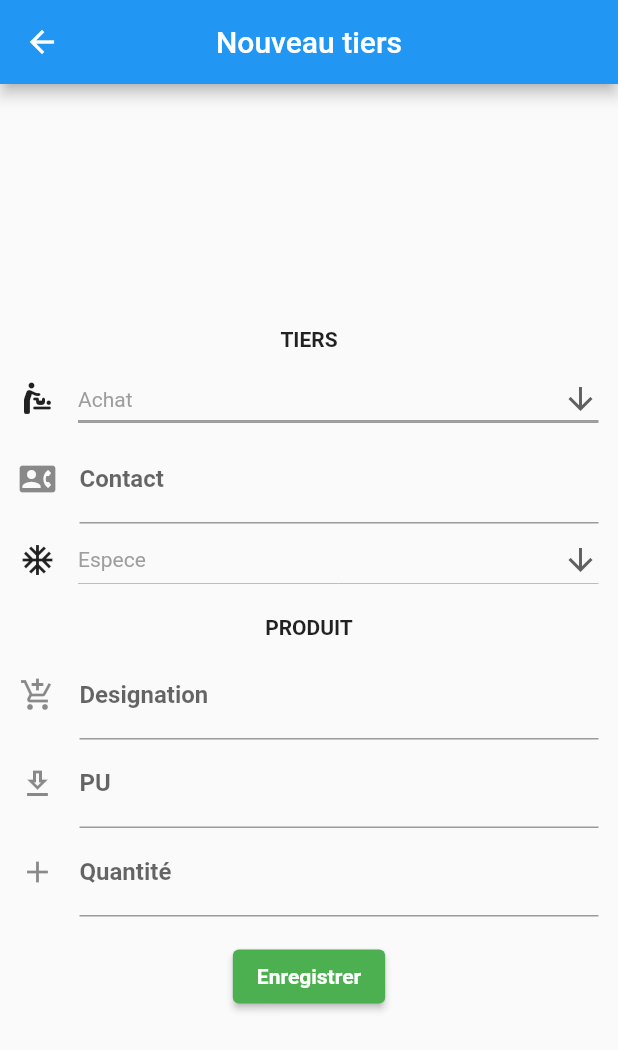
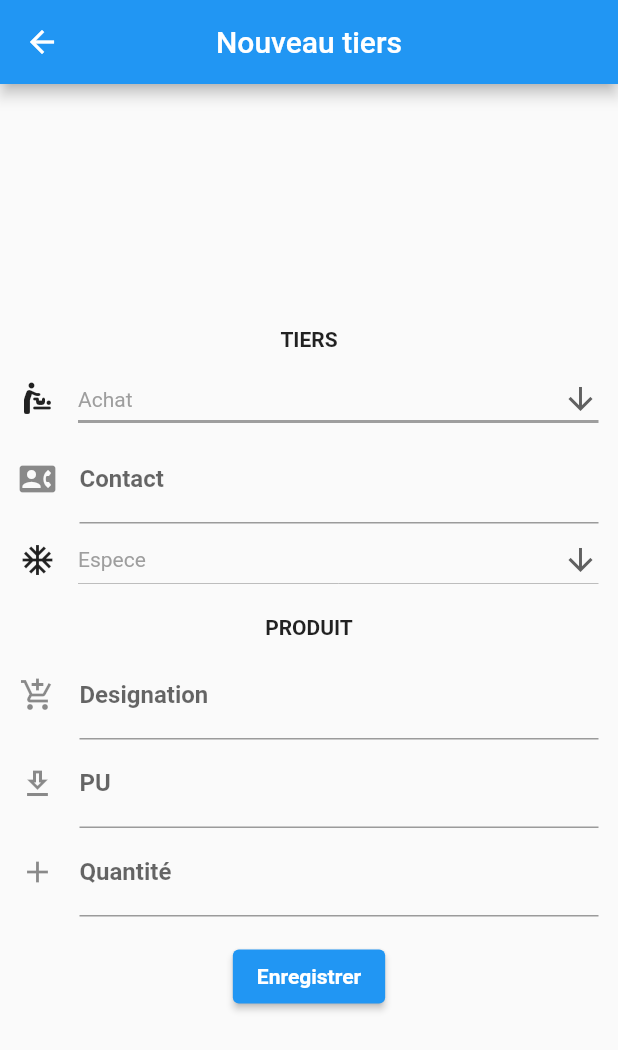
Before and after one commit to mems94/app_dolibarr, a Flutter app: the screen it shows after launch, after a tap on "Nouveau", on a phone screen of 412 x 824 dp. Shown: the top 1050 px of the screen. Run offline on Flutter 3.47's test engine with Material 2 defaults, Android fonts, the phone set to English and light mode, and no system bars; our stand-ins replace shared_preferences, sqflite, stacked; accounts and stored records are empty; network calls fail.

Commit message:
Modif color to default

```diff
--- a/lib/constants/urls.dart
+++ b/lib/constants/urls.dart
@@ -1 +1,2 @@
-const BASE_URL = 'https://demo-digispeed.fr/api/index.php';
+// const BASE_URL = 'https://demo-digispeed.fr/api/index.php';
+const BASE_URL = 'http://192.168.43.226/vahatra/api/index.php';
--- a/lib/main.dart
+++ b/lib/main.dart
@@ -34,7 +34,8 @@ class App extends StatelessWidget {
     return MaterialApp(
       debugShowCheckedModeBanner: false,
       title: 'Bienvenue dans Dolibarr',
-      darkTheme: ThemeData.dark(),
+      darkTheme:
+          ThemeData(primarySwatch: Colors.blue, primaryColor: Colors.blue),
       initialRoute: '/',
       routes: {
         '/': (context) => AppDolibarr(),
--- a/lib/screens/accueil.dart
+++ b/lib/screens/accueil.dart
@@ -160,7 +160,6 @@ class _AppDolibarrState extends State<AppDolibarr> {
       // drawer: customDrawer(context),
       appBar: AppBar(
         centerTitle: true,
-        backgroundColor: Colors.black,
         title: Text(
           'Accueil',
           textAlign: TextAlign.center,
@@ -201,7 +200,7 @@ class _AppDolibarrState extends State<AppDolibarr> {
                 padding: EdgeInsets.only(left: 30.0),
                 child: ElevatedButton(
                   style: ElevatedButton.styleFrom(
-                    primary: Colors.green,
+                    // primary: Colors.green,
                     padding: EdgeInsets.all(10.0),
                     textStyle: TextStyle(
                       color: Colors.white,
@@ -261,7 +260,7 @@ class _AppDolibarrState extends State<AppDolibarr> {
                 padding: EdgeInsets.only(right: 30.0),
                 child: ElevatedButton(
                   style: ElevatedButton.styleFrom(
-                    primary: Colors.green,
+                    // primary: Colors.green,
                     padding: EdgeInsets.all(10.0),
                     textStyle: TextStyle(
                       color: Colors.white,
--- a/lib/screens/nouveau_tiers.dart
+++ b/lib/screens/nouveau_tiers.dart
@@ -210,7 +210,7 @@ class _NouveauTiersState extends State<NouveauTiers> {
               Center(
                 child: ElevatedButton(
                   style: ElevatedButton.styleFrom(
-                    primary: Colors.green,
+                    // primary: Colors.green,
                     textStyle: TextStyle(
                       color: Colors.white,
                       fontWeight: FontWeight.bold,
--- a/lib/screens/produit_tiers_list.dart
+++ b/lib/screens/produit_tiers_list.dart
@@ -45,8 +45,9 @@ class _ProduitTiersListState extends State<ProduitTiersList> {
                             DataCell(
                                 GestureDetector(
                                   child: Icon(
-                                    Icons.info_outline,
-                                    color: Color(0xFF24D876),
+                                    Icons.add,
+                                    color: Colors.blueAccent,
+                                    // color: Color(0xFF24D876),
                                     size: 35.0,
                                   ),
                                 ), onTap: () {
```
